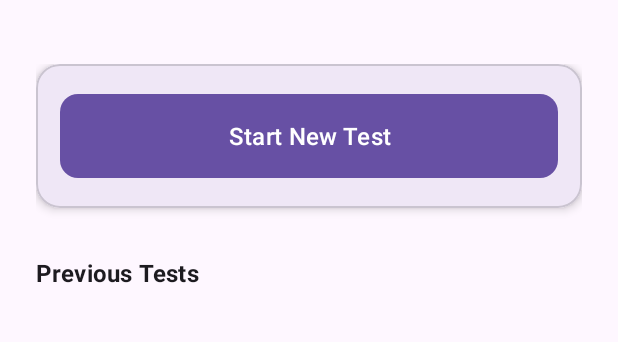
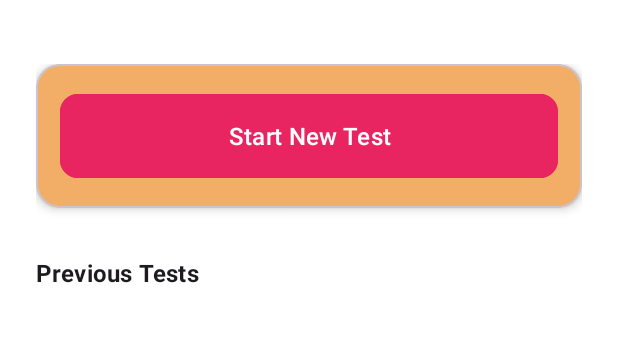
Before and after one commit to techbroscom/GumShadeDetector, an Android app: the HomeActivity screen opened directly, with no data from a screen before it, on a phone screen of 412 x 824 dp, the part 68-410 px from its top. Run offline under Robolectric (Android 15) with nearby library versions, the phone set to English and light mode, and no system bars; our stand-ins replace Firebase (no records; nobody signed in at launch, a user with empty details on screens opened directly), data binding.

Commit message:
ui changes

```diff
--- a/app/build.gradle.kts
+++ b/app/build.gradle.kts
@@ -13,8 +13,8 @@ android {
         applicationId = "com.techbros.myproject"
         minSdk = 26
         targetSdk = 34
-        versionCode = 2
-        versionName = "0.0.3"
+        versionCode = 3
+        versionName = "0.0.4"
 
         testInstrumentationRunner = "androidx.test.runner.AndroidJUnitRunner"
     }
--- a/app/src/main/res/layout/activity_home.xml
+++ b/app/src/main/res/layout/activity_home.xml
@@ -10,6 +10,7 @@
     </data>
 
     <androidx.coordinatorlayout.widget.CoordinatorLayout
+        android:background="@color/white"
         android:layout_width="match_parent"
         android:layout_height="match_parent">
 
@@ -33,6 +34,7 @@
             app:layout_behavior="@string/appbar_scrolling_view_behavior">
 
             <androidx.constraintlayout.widget.ConstraintLayout
+                android:background="@color/white"
                 android:layout_width="match_parent"
                 android:layout_height="wrap_content"
                 android:padding="24dp">
@@ -40,6 +42,7 @@
                 <com.google.android.material.card.MaterialCardView
                     android:id="@+id/cardStartTest"
                     android:layout_width="match_parent"
+                    app:cardBackgroundColor="@color/btn_pink_bg"
                     android:layout_height="wrap_content"
                     app:cardCornerRadius="16dp"
                     app:cardElevation="4dp"
@@ -47,6 +50,7 @@
 
                     <com.google.android.material.button.MaterialButton
                         android:id="@+id/btnStartTest"
+                        android:backgroundTint="@color/btn_pink"
                         android:layout_width="match_parent"
                         android:layout_height="64dp"
                         android:layout_margin="16dp"
--- a/app/src/main/res/layout/activity_main.xml
+++ b/app/src/main/res/layout/activity_main.xml
@@ -54,6 +54,7 @@
 
         <!-- Capture Button -->
         <Button
+            android:backgroundTint="@color/btn_pink"
             android:id="@+id/cameraCaptureButton"
             android:layout_width="wrap_content"
             android:layout_height="wrap_content"
--- a/app/src/main/res/layout/activity_patient_details.xml
+++ b/app/src/main/res/layout/activity_patient_details.xml
@@ -10,6 +10,7 @@
     </data>
 
     <androidx.constraintlayout.widget.ConstraintLayout
+        android:background="@color/white"
         android:padding="16dp"
         android:layout_width="match_parent"
         android:layout_height="match_parent"
@@ -122,6 +123,7 @@
             android:id="@+id/btnSubmit"
             android:layout_width="0dp"
             android:layout_height="wrap_content"
+            android:backgroundTint="@color/btn_pink"
             android:text="Take Picture"
             app:layout_constraintBottom_toBottomOf="parent"
             app:layout_constraintStart_toStartOf="parent"
--- a/app/src/main/res/layout/activity_result.xml
+++ b/app/src/main/res/layout/activity_result.xml
@@ -5,6 +5,7 @@
     xmlns:tools="http://schemas.android.com/tools"
     android:layout_width="match_parent"
     android:layout_height="match_parent"
+    android:background="@color/white"
     tools:context=".ResultActivity">
 
     <androidx.cardview.widget.CardView
@@ -43,6 +44,7 @@
     </androidx.cardview.widget.CardView>
 
     <Button
+        android:backgroundTint="@color/btn_pink"
         android:id="@+id/analyzeButton"
         android:layout_width="0dp"
         android:layout_height="wrap_content"
@@ -55,6 +57,7 @@
         app:layout_constraintTop_toBottomOf="@+id/colorCard" />
 
     <Button
+        android:backgroundTint="@color/btn_pink"
         android:id="@+id/previousButton"
         android:layout_width="0dp"
         android:layout_height="wrap_content"
@@ -95,6 +98,7 @@
         app:layout_constraintTop_toBottomOf="@id/resultText" />
 
     <Button
+        android:backgroundTint="@color/btn_pink"
         android:id="@+id/saveButton"
         android:layout_width="0dp"
         android:layout_height="wrap_content"
--- a/app/src/main/res/layout/item_test.xml
+++ b/app/src/main/res/layout/item_test.xml
@@ -9,11 +9,13 @@
             type="com.techbros.myproject.model.Test" />
     </data>
 
-    <androidx.cardview.widget.CardView
+    <com.google.android.material.card.MaterialCardView
         android:layout_width="match_parent"
         android:layout_height="wrap_content"
         android:layout_marginTop="16dp"
         app:cardCornerRadius="12dp"
+        app:strokeColor="@color/btn_pink_bg"
+        app:strokeWidth="1dp"
         app:cardElevation="0dp">
 
         <androidx.constraintlayout.widget.ConstraintLayout
@@ -70,5 +72,5 @@
                 app:layout_constraintEnd_toEndOf="parent" />
 
         </androidx.constraintlayout.widget.ConstraintLayout>
-    </androidx.cardview.widget.CardView>
+    </com.google.android.material.card.MaterialCardView>
 </layout>
--- a/app/src/main/res/values/colors.xml
+++ b/app/src/main/res/values/colors.xml
@@ -27,4 +27,5 @@
     <color name="info_color">#FF2196F3</color>
 
     <color name="btn_pink">#E82561</color>
+    <color name="btn_pink_bg">#F2AE66</color>
 </resources>
```
Also changed, not shown: app/src/main/java/com/techbros/myproject/HomeActivity.kt (+23 -1 lines).
